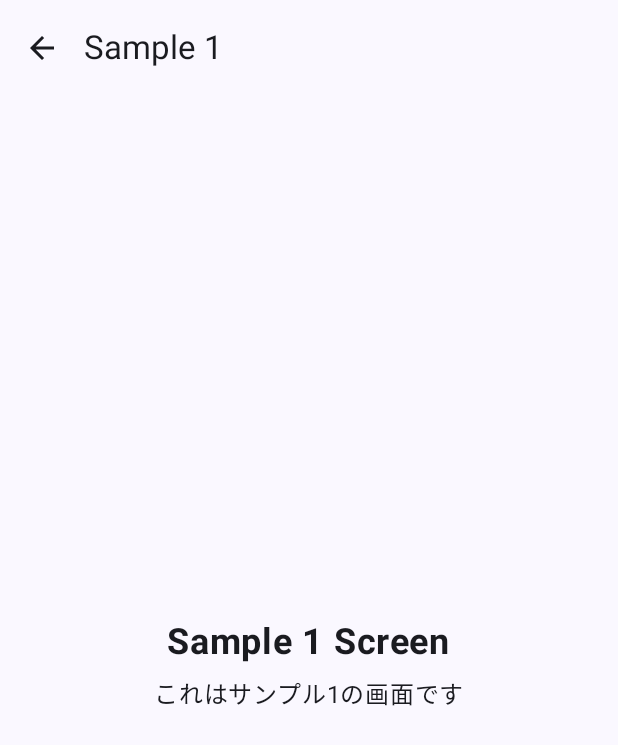
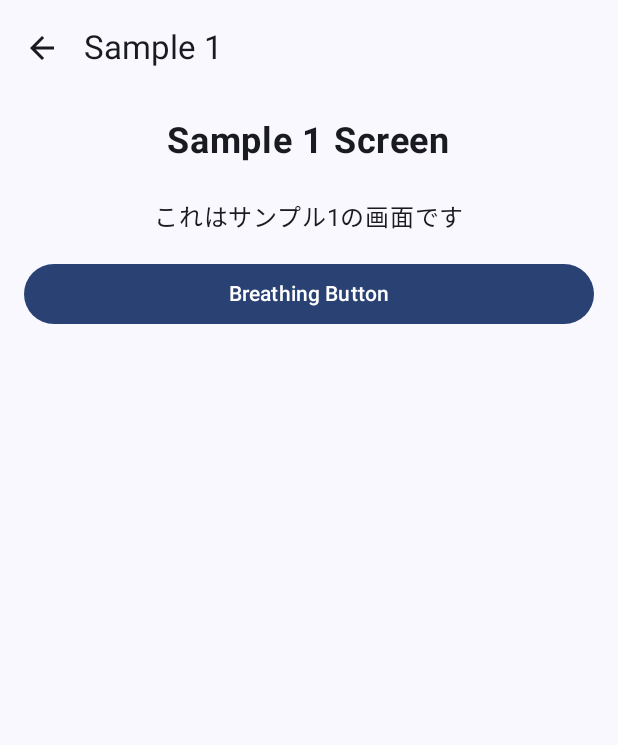
Before and after one commit to seabat/compose-samples, an Android app built with Jetpack Compose: the Sample1Screen screen opened through its navigation route, on a phone screen of 412 x 824 dp. Shown: the top 745 px of the screen. Run offline under Robolectric (Android 15) with nearby library versions, the phone set to English and light mode, and no system bars.

Commit message:
Sample1Screen にアニメーションを追加

```diff
--- a/SampleAnimation/app/src/main/java/dev/seabat/android/sampleanimation/MainActivity.kt
+++ b/SampleAnimation/app/src/main/java/dev/seabat/android/sampleanimation/MainActivity.kt
@@ -7,7 +7,7 @@ import androidx.activity.enableEdgeToEdge
 import androidx.compose.foundation.layout.fillMaxSize
 import androidx.compose.ui.Modifier
 import androidx.navigation.compose.rememberNavController
-import dev.seabat.android.sampleanimation.navigation.NavGraph
+import dev.seabat.android.sampleanimation.ui.navigation.NavGraph
 import dev.seabat.android.sampleanimation.ui.theme.SampleAnimationTheme
 
 class MainActivity : ComponentActivity() {
--- /dev/null
+++ b/SampleAnimation/app/src/main/java/dev/seabat/android/sampleanimation/ui/components/BreathingButton.kt
@@ -0,0 +1,51 @@
+package dev.seabat.android.sampleanimation.ui.components
+
+import androidx.compose.animation.core.RepeatMode
+import androidx.compose.animation.core.animateFloat
+import androidx.compose.animation.core.infiniteRepeatable
+import androidx.compose.animation.core.rememberInfiniteTransition
+import androidx.compose.animation.core.tween
+import androidx.compose.foundation.layout.size
+import androidx.compose.material3.Button
+import androidx.compose.material3.CircularProgressIndicator
+import androidx.compose.material3.MaterialTheme
+import androidx.compose.material3.Text
+import androidx.compose.runtime.Composable
+import androidx.compose.runtime.getValue
+import androidx.compose.ui.Modifier
+import androidx.compose.ui.draw.scale
+import androidx.compose.ui.unit.dp
+
+@Composable
+fun BreathingButton(
+    onClick: () -> Unit,
+    isLoading: Boolean = false,
+    text: String = "Submit",
+    modifier: Modifier = Modifier
+) {
+    val infiniteTransition = rememberInfiniteTransition()
+    val scale by infiniteTransition.animateFloat(
+        initialValue = 1f,
+        targetValue = if (isLoading) 1.1f else 1f,
+        animationSpec = infiniteRepeatable(
+            animation = tween(800),
+            repeatMode = RepeatMode.Reverse
+        )
+    )
+
+    Button(
+        onClick = onClick,
+        modifier = modifier.scale(scale),
+        enabled = !isLoading
+    ) {
+        if (isLoading) {
+            CircularProgressIndicator(
+                modifier = Modifier.size(16.dp),
+                color = MaterialTheme.colorScheme.onPrimary,
+                strokeWidth = 2.dp
+            )
+        } else {
+            Text(text)
+        }
+    }
+}
--- a/SampleAnimation/app/src/main/java/dev/seabat/android/sampleanimation/navigation/NavGraph.kt
+++ b/SampleAnimation/app/src/main/java/dev/seabat/android/sampleanimation/ui/navigation/NavGraph.kt
@@ -1,4 +1,4 @@
-package dev.seabat.android.sampleanimation.navigation
+package dev.seabat.android.sampleanimation.ui.navigation
 
 import androidx.compose.runtime.Composable
 import androidx.compose.ui.Modifier
--- a/SampleAnimation/app/src/main/java/dev/seabat/android/sampleanimation/navigation/Screen.kt
+++ b/SampleAnimation/app/src/main/java/dev/seabat/android/sampleanimation/ui/navigation/Screen.kt
@@ -1,4 +1,4 @@
-package dev.seabat.android.sampleanimation.navigation
+package dev.seabat.android.sampleanimation.ui.navigation
 
 sealed class Screen(val route: String) {
     object Home : Screen("home")
--- a/SampleAnimation/app/src/main/java/dev/seabat/android/sampleanimation/ui/screens/HomeScreen.kt
+++ b/SampleAnimation/app/src/main/java/dev/seabat/android/sampleanimation/ui/screens/HomeScreen.kt
@@ -19,7 +19,7 @@ import androidx.compose.ui.text.font.FontWeight
 import androidx.compose.ui.tooling.preview.Preview
 import androidx.compose.ui.unit.dp
 import androidx.compose.ui.unit.sp
-import dev.seabat.android.sampleanimation.navigation.Screen
+import dev.seabat.android.sampleanimation.ui.navigation.Screen
 import dev.seabat.android.sampleanimation.ui.theme.SampleAnimationTheme
 
 @OptIn(ExperimentalMaterial3Api::class)
--- a/SampleAnimation/app/src/main/java/dev/seabat/android/sampleanimation/ui/screens/Sample1Screen.kt
+++ b/SampleAnimation/app/src/main/java/dev/seabat/android/sampleanimation/ui/screens/Sample1Screen.kt
@@ -3,6 +3,7 @@ package dev.seabat.android.sampleanimation.ui.screens
 import androidx.compose.foundation.layout.Arrangement
 import androidx.compose.foundation.layout.Column
 import androidx.compose.foundation.layout.fillMaxSize
+import androidx.compose.foundation.layout.fillMaxWidth
 import androidx.compose.foundation.layout.padding
 import androidx.compose.material.icons.Icons
 import androidx.compose.material.icons.filled.ArrowBack
@@ -13,11 +14,16 @@ import androidx.compose.material3.Scaffold
 import androidx.compose.material3.Text
 import androidx.compose.material3.TopAppBar
 import androidx.compose.runtime.Composable
+import androidx.compose.runtime.getValue
+import androidx.compose.runtime.mutableStateOf
+import androidx.compose.runtime.remember
+import androidx.compose.runtime.setValue
 import androidx.compose.ui.Alignment
 import androidx.compose.ui.Modifier
 import androidx.compose.ui.text.font.FontWeight
 import androidx.compose.ui.unit.dp
 import androidx.compose.ui.unit.sp
+import dev.seabat.android.sampleanimation.ui.components.BreathingButton
 
 @OptIn(ExperimentalMaterial3Api::class)
 @Composable
@@ -47,7 +53,7 @@ fun Sample1Screen(
                     .padding(innerPadding)
                     .padding(16.dp),
                 horizontalAlignment = Alignment.CenterHorizontally,
-            verticalArrangement = Arrangement.Center
+                verticalArrangement = Arrangement.spacedBy(16.dp)
             ) {
                 Text(
                     text = "Sample 1 Screen",
@@ -59,6 +65,17 @@ fun Sample1Screen(
                     fontSize = 16.sp,
                     modifier = Modifier.padding(top = 8.dp)
                 )
+
+                var isLoading by remember { mutableStateOf(false) }
+
+                BreathingButton(
+                    onClick = {
+                        isLoading = !isLoading
+                    },
+                    isLoading = isLoading,
+                    text = "Breathing Button",
+                    modifier = Modifier.fillMaxWidth()
+                )
             }
         }
 }
```
Lines whose indentation alone changed are shown as unchanged.
